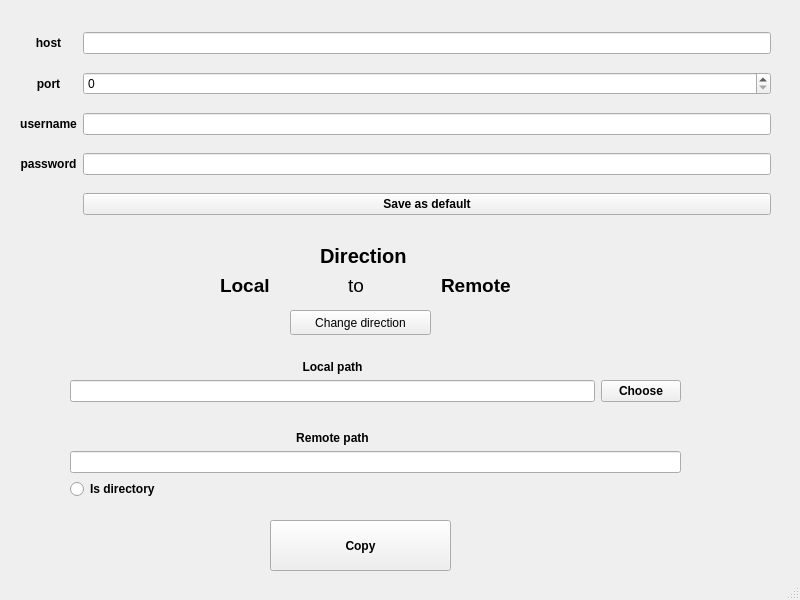
Above: python_scp_gui.ui from MartsinovichDanya/python_scp_gui before the change. Below: the same form after it.
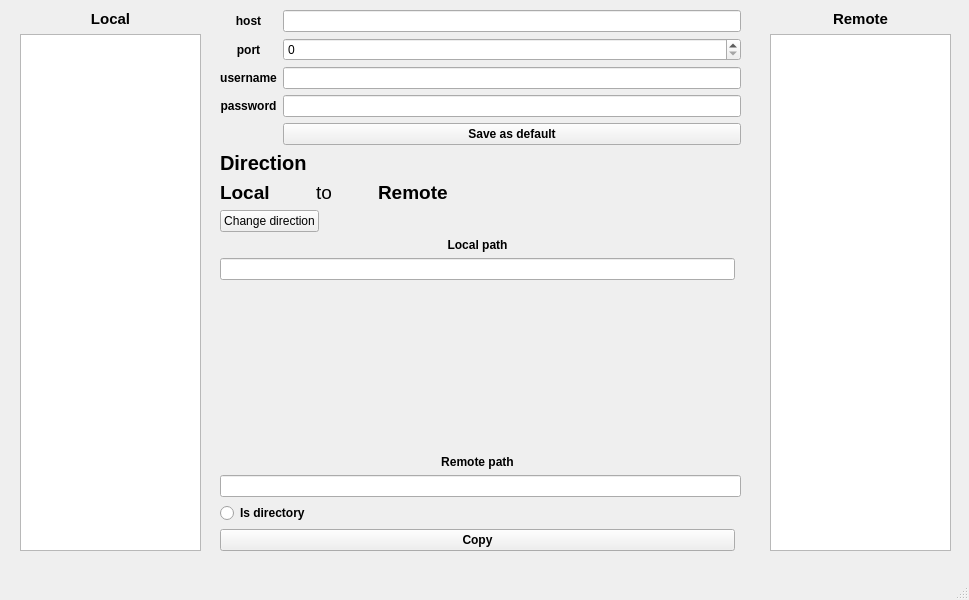
That is the form after the change.

Commit message: fs trees tries

Patch:
```diff
--- a/python_scp_gui.ui
+++ b/python_scp_gui.ui
@@ -6,7 +6,7 @@
    <rect>
     <x>0</x>
     <y>0</y>
-    <width>800</width>
+    <width>969</width>
     <height>600</height>
    </rect>
   </property>
@@ -14,127 +14,123 @@
    <string>python scp gui</string>
   </property>
   <widget class="QWidget" name="centralwidget">
-   <widget class="QWidget" name="gridLayoutWidget">
+   <widget class="QWidget" name="verticalLayoutWidget_2">
+    <property name="geometry">
+     <rect>
+      <x>770</x>
+      <y>10</y>
+      <width>181</width>
+      <height>541</height>
+     </rect>
+    </property>
+    <layout class="QVBoxLayout" name="verticalLayout_2">
+     <item>
+      <widget class="QLabel" name="label_10">
+       <property name="font">
+        <font>
+         <pointsize>11</pointsize>
+         <weight>75</weight>
+         <bold>true</bold>
+        </font>
+       </property>
+       <property name="text">
+        <string>Remote</string>
+       </property>
+       <property name="alignment">
+        <set>Qt::AlignCenter</set>
+       </property>
+      </widget>
+     </item>
+     <item>
+      <widget class="QTreeView" name="remoteFs"/>
+     </item>
+    </layout>
+   </widget>
+   <widget class="QWidget" name="verticalLayoutWidget_3">
     <property name="geometry">
      <rect>
       <x>20</x>
-      <y>20</y>
-      <width>751</width>
-      <height>211</height>
+      <y>10</y>
+      <width>181</width>
+      <height>541</height>
      </rect>
     </property>
-    <layout class="QGridLayout" name="gridLayout">
-     <item row="0" column="0">
-      <widget class="QLabel" name="label">
+    <layout class="QVBoxLayout" name="verticalLayout_3">
+     <item>
+      <widget class="QLabel" name="label_11">
        <property name="font">
         <font>
+         <pointsize>11</pointsize>
          <weight>75</weight>
          <bold>true</bold>
         </font>
        </property>
-       <property name="layoutDirection">
-        <enum>Qt::LeftToRight</enum>
-       </property>
        <property name="text">
-        <string>host</string>
+        <string>Local</string>
        </property>
        <property name="alignment">
         <set>Qt::AlignCenter</set>
        </property>
       </widget>
      </item>
-     <item row="2" column="0">
-      <widget class="QLabel" name="label_3">
-       <property name="font">
-        <font>
-         <weight>75</weight>
-         <bold>true</bold>
-        </font>
-       </property>
-       <property name="text">
-        <string>username</string>
-       </property>
-       <property name="alignment">
-        <set>Qt::AlignCenter</set>
-       </property>
-      </widget>
-     </item>
-     <item row="2" column="1">
-      <widget class="QLineEdit" name="usernameEdit"/>
-     </item>
-     <item row="1" column="1">
-      <widget class="QSpinBox" name="portEdit"/>
-     </item>
-     <item row="1" column="0">
-      <widget class="QLabel" name="label_2">
-       <property name="font">
-        <font>
-         <weight>75</weight>
-         <bold>true</bold>
-        </font>
-       </property>
-       <property name="text">
-        <string>port</string>
-       </property>
-       <property name="alignment">
-        <set>Qt::AlignCenter</set>
-       </property>
-      </widget>
-     </item>
-     <item row="0" column="1">
-      <widget class="QLineEdit" name="hostEdit"/>
-     </item>
-     <item row="3" column="1">
-      <widget class="QLineEdit" name="passEdit">
-       <property name="inputMethodHints">
-        <set>Qt::ImhHiddenText|Qt::ImhSensitiveData</set>
-       </property>
-      </widget>
-     </item>
-     <item row="3" column="0">
-      <widget class="QLabel" name="label_4">
-       <property name="font">
-        <font>
-         <weight>75</weight>
-         <bold>true</bold>
-        </font>
-       </property>
-       <property name="text">
-        <string>password</string>
-       </property>
-       <property name="textFormat">
-        <enum>Qt::AutoText</enum>
-       </property>
-       <property name="alignment">
-        <set>Qt::AlignCenter</set>
-       </property>
-      </widget>
-     </item>
-     <item row="5" column="1">
-      <widget class="QPushButton" name="saveDefaultButton">
-       <property name="font">
-        <font>
-         <weight>75</weight>
-         <bold>true</bold>
-        </font>
-       </property>
-       <property name="text">
-        <string>Save as default</string>
-       </property>
-      </widget>
+     <item>
+      <widget class="QTreeView" name="treeView_3"/>
      </item>
     </layout>
    </widget>
-   <widget class="QWidget" name="gridLayoutWidget_2">
+   <widget class="QWidget" name="">
     <property name="geometry">
      <rect>
-      <x>70</x>
-      <y>360</y>
-      <width>611</width>
-      <height>139</height>
+      <x>220</x>
+      <y>10</y>
+      <width>521</width>
+      <height>541</height>
      </rect>
     </property>
+    <layout class="QFormLayout" name="formLayout">
+     <item row="1" column="0">
+      <widget class="QLabel" name="label_7">
+       <property name="font">
+        <font>
+         <pointsize>15</pointsize>
+         <weight>75</weight>
+         <bold>true</bold>
+         <underline>false</underline>
+        </font>
+       </property>
+       <property name="text">
+        <string>Direction</string>
+       </property>
+      </widget>
+     </item>
+     <item row="3" column="0">
+      <widget class="QPushButton" name="changeDirectionButton">
+       <property name="text">
+        <string>Change direction</string>
+       </property>
+      </widget>
+     </item>
+     <item row="4" column="0" colspan="2">
     <layout class="QGridLayout" name="gridLayout_2">
+       <item row="3" column="0">
+        <widget class="QLabel" name="label_6">
+         <property name="font">
+          <font>
+           <weight>75</weight>
+           <bold>true</bold>
+          </font>
+         </property>
+         <property name="text">
+          <string>Remote path</string>
+         </property>
+         <property name="alignment">
+          <set>Qt::AlignCenter</set>
+         </property>
+        </widget>
+       </item>
+       <item row="1" column="0">
+        <widget class="QLineEdit" name="localPathEdit"/>
+       </item>
      <item row="2" column="0">
       <spacer name="verticalSpacer">
        <property name="orientation">
@@ -164,37 +160,8 @@
        </property>
       </widget>
      </item>
-     <item row="1" column="1">
-      <widget class="QPushButton" name="chooseLocalButton">
-       <property name="font">
-        <font>
-         <weight>75</weight>
-         <bold>true</bold>
-        </font>
-       </property>
-       <property name="text">
-        <string>Choose</string>
-       </property>
-      </widget>
-     </item>
-     <item row="3" column="0">
-      <widget class="QLabel" name="label_6">
-       <property name="font">
-        <font>
-         <weight>75</weight>
-         <bold>true</bold>
-        </font>
-       </property>
-       <property name="text">
-        <string>Remote path</string>
-       </property>
-       <property name="alignment">
-        <set>Qt::AlignCenter</set>
-       </property>
-      </widget>
-     </item>
-     <item row="1" column="0">
-      <widget class="QLineEdit" name="localPathEdit"/>
+       <item row="4" column="0" colspan="2">
+        <widget class="QLineEdit" name="remotePathEdit"/>
      </item>
      <item row="5" column="0">
       <widget class="QRadioButton" name="isDirButton">
@@ -209,20 +176,8 @@
        </property>
       </widget>
      </item>
-     <item row="4" column="0" colspan="2">
-      <widget class="QLineEdit" name="remotePathEdit"/>
-     </item>
-    </layout>
-   </widget>
+       <item row="6" column="0">
    <widget class="QPushButton" name="copyButton">
-    <property name="geometry">
-     <rect>
-      <x>270</x>
-      <y>520</y>
-      <width>181</width>
-      <height>51</height>
-     </rect>
-    </property>
     <property name="font">
      <font>
       <weight>75</weight>
@@ -233,15 +188,10 @@
      <string>Copy</string>
     </property>
    </widget>
-   <widget class="QWidget" name="horizontalLayoutWidget">
-    <property name="geometry">
-     <rect>
-      <x>220</x>
-      <y>270</y>
-      <width>291</width>
-      <height>31</height>
-     </rect>
-    </property>
+       </item>
+      </layout>
+     </item>
+     <item row="2" column="0">
     <layout class="QHBoxLayout" name="horizontalLayout">
      <item>
       <widget class="QLabel" name="src_label">
@@ -313,40 +263,111 @@
       </widget>
      </item>
     </layout>
-   </widget>
-   <widget class="QLabel" name="label_7">
-    <property name="geometry">
-     <rect>
-      <x>320</x>
-      <y>240</y>
-      <width>111</width>
-      <height>31</height>
-     </rect>
-    </property>
+     </item>
+     <item row="0" column="0" colspan="2">
+      <layout class="QGridLayout" name="gridLayout">
+       <item row="2" column="0">
+        <widget class="QLabel" name="label_3">
+         <property name="font">
+          <font>
+           <weight>75</weight>
+           <bold>true</bold>
+          </font>
+         </property>
+         <property name="text">
+          <string>username</string>
+         </property>
+         <property name="alignment">
+          <set>Qt::AlignCenter</set>
+         </property>
+        </widget>
+       </item>
+       <item row="3" column="1">
+        <widget class="QLineEdit" name="passEdit">
+         <property name="inputMethodHints">
+          <set>Qt::ImhHiddenText|Qt::ImhSensitiveData</set>
+         </property>
+        </widget>
+       </item>
+       <item row="1" column="1">
+        <widget class="QSpinBox" name="portEdit"/>
+       </item>
+       <item row="3" column="0">
+        <widget class="QLabel" name="label_4">
     <property name="font">
      <font>
-      <pointsize>15</pointsize>
       <weight>75</weight>
       <bold>true</bold>
-      <underline>false</underline>
      </font>
     </property>
     <property name="text">
-     <string>Direction</string>
-    </property>
-   </widget>
-   <widget class="QPushButton" name="changeDirectionButton">
-    <property name="geometry">
-     <rect>
-      <x>290</x>
-      <y>310</y>
-      <width>141</width>
-      <height>25</height>
-     </rect>
+          <string>password</string>
+         </property>
+         <property name="textFormat">
+          <enum>Qt::AutoText</enum>
+         </property>
+         <property name="alignment">
+          <set>Qt::AlignCenter</set>
+         </property>
+        </widget>
+       </item>
+       <item row="2" column="1">
+        <widget class="QLineEdit" name="usernameEdit"/>
+       </item>
+       <item row="0" column="1">
+        <widget class="QLineEdit" name="hostEdit"/>
+       </item>
+       <item row="5" column="1">
+        <widget class="QPushButton" name="saveDefaultButton">
+         <property name="font">
+          <font>
+           <weight>75</weight>
+           <bold>true</bold>
+          </font>
     </property>
     <property name="text">
-     <string>Change direction</string>
-    </property>
+          <string>Save as default</string>
+         </property>
+        </widget>
+       </item>
+       <item row="1" column="0">
+        <widget class="QLabel" name="label_2">
+         <property name="font">
+          <font>
+           <weight>75</weight>
+           <bold>true</bold>
+          </font>
+         </property>
+         <property name="text">
+          <string>port</string>
+         </property>
+         <property name="alignment">
+          <set>Qt::AlignCenter</set>
+         </property>
+        </widget>
+       </item>
+       <item row="0" column="0">
+        <widget class="QLabel" name="label">
+         <property name="font">
+          <font>
+           <weight>75</weight>
+           <bold>true</bold>
+          </font>
+         </property>
+         <property name="layoutDirection">
+          <enum>Qt::LeftToRight</enum>
+         </property>
+         <property name="text">
+          <string>host</string>
+         </property>
+         <property name="alignment">
+          <set>Qt::AlignCenter</set>
+         </property>
+        </widget>
+       </item>
+      </layout>
+     </item>
+    </layout>
    </widget>
   </widget>
   <widget class="QStatusBar" name="statusbar"/>
```
Lines whose indentation alone changed are shown as unchanged. The commit also changes 2 other files.
